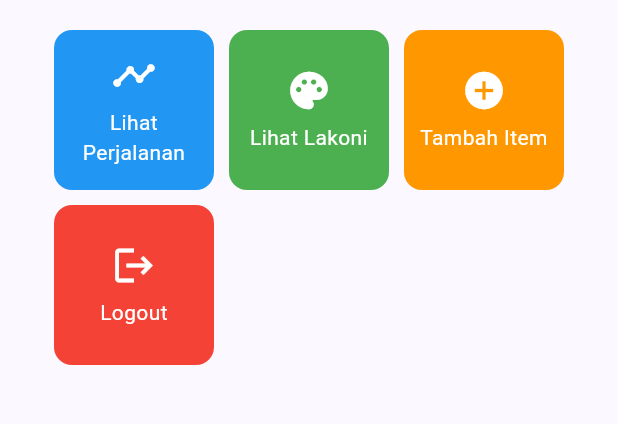
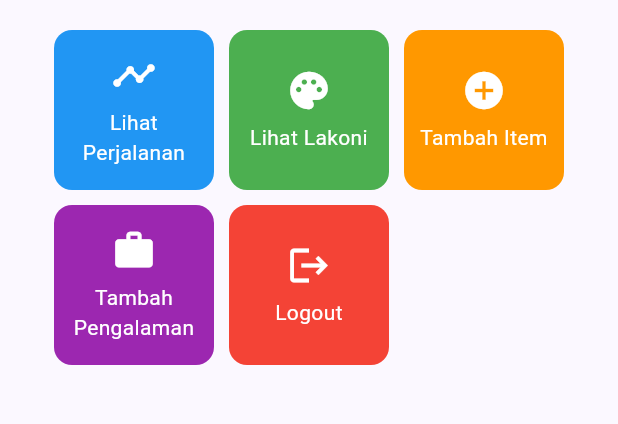
Before and after one commit to asmirandaghina/myportofolio_mobile, a Flutter app: the screen it shows after launch, on a phone screen of 412 x 824 dp, the part 357-781 px from its top. Run offline on Flutter 3.47's test engine with Material 3 defaults, Android fonts, the phone set to English and light mode, and no system bars; our stand-ins replace material_ui.

```diff
--- a/lib/screens/menu.dart
+++ b/lib/screens/menu.dart
@@ -8,6 +8,7 @@ class ItemHomepage {
   final Color color;
 
   ItemHomepage(this.name, this.icon, this.color);
+
 }
 
 class MyHomePage extends StatelessWidget {
@@ -21,6 +22,7 @@ class MyHomePage extends StatelessWidget {
     ItemHomepage("Lihat Perjalanan", Icons.timeline, Colors.blue),
     ItemHomepage("Lihat Lakoni", Icons.palette, Colors.green),
     ItemHomepage("Tambah Item", Icons.add_circle, Colors.orange),
+    ItemHomepage("Tambah Pengalaman", Icons.work, Colors.purple),
     ItemHomepage("Logout", Icons.logout, Colors.red),
   ];
 
--- a/lib/widgets/project_card.dart
+++ b/lib/widgets/project_card.dart
@@ -1,6 +1,7 @@
 import 'package:material_ui/material_ui.dart';
 import 'package:myportofolio_mobile/screens/menu.dart';
 import 'package:myportofolio_mobile/screens/project_form.dart';
+import 'package:myportofolio_mobile/screens/experience_form.dart';
 
 class ItemCard extends StatelessWidget {
   final ItemHomepage item;
@@ -23,6 +24,12 @@ class ItemCard extends StatelessWidget {
             Navigator.push(
               context,
               MaterialPageRoute(builder: (context) => const ProjectFormPage()),
+            );
+          }
+          if (item.name == "Tambah Pengalaman") {
+            Navigator.push(
+              context,
+              MaterialPageRoute(builder: (context) => const ExperienceFormPage()),
             );
           }
         },
```
